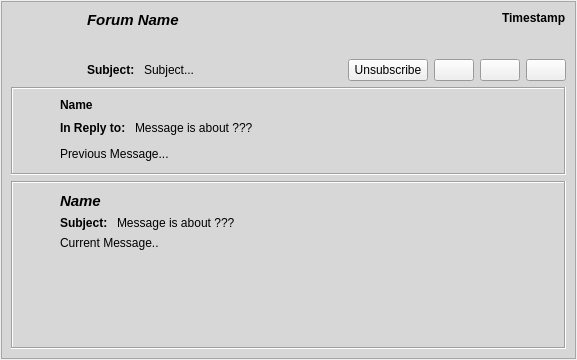
Qt form retroshare-gui/src/gui/feeds/GxsForumMsgItem.ui (RetroShare/RetroShare) before a commit.
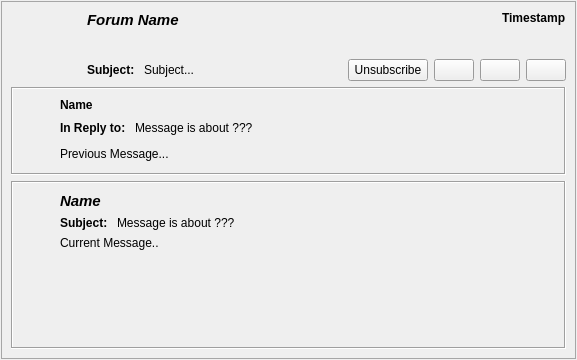
The same form after that commit. Icons and pictures are not drawn. Custom widgets are drawn as their Qt base class.

The edit to the form file:
```diff
--- a/retroshare-gui/src/gui/feeds/GxsForumMsgItem.ui
+++ b/retroshare-gui/src/gui/feeds/GxsForumMsgItem.ui
@@ -96,7 +96,7 @@
       </palette>
      </property>
      <property name="autoFillBackground">
-      <bool>true</bool>
+      <bool>false</bool>
      </property>
      <property name="frameShape">
       <enum>QFrame::StyledPanel</enum>
```
